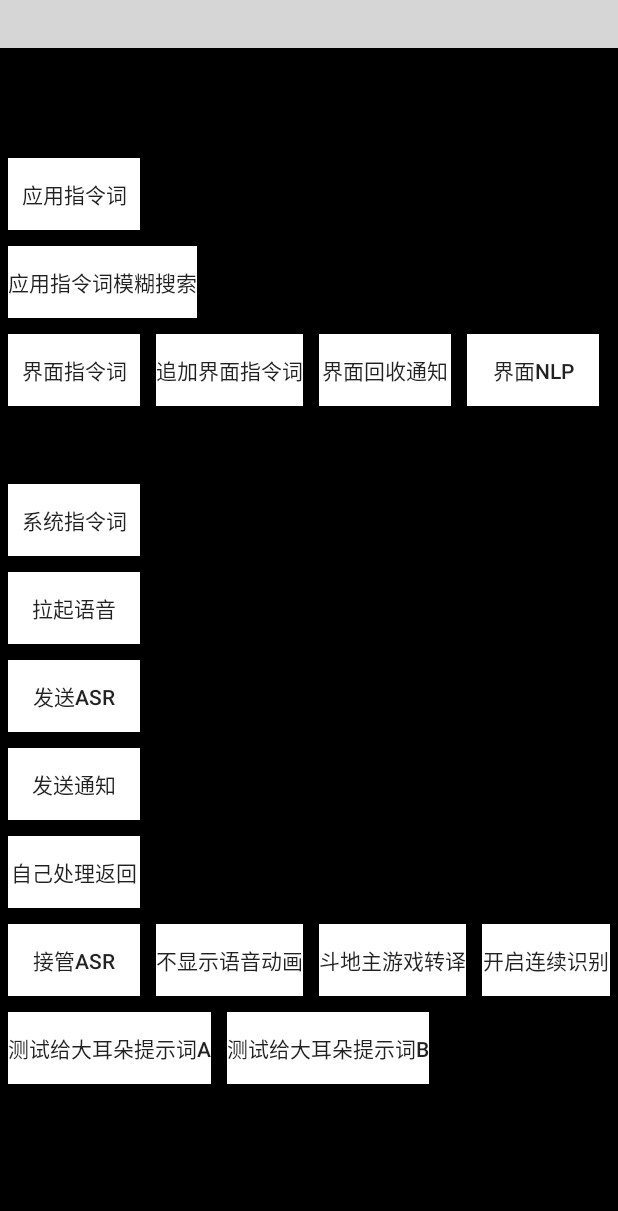
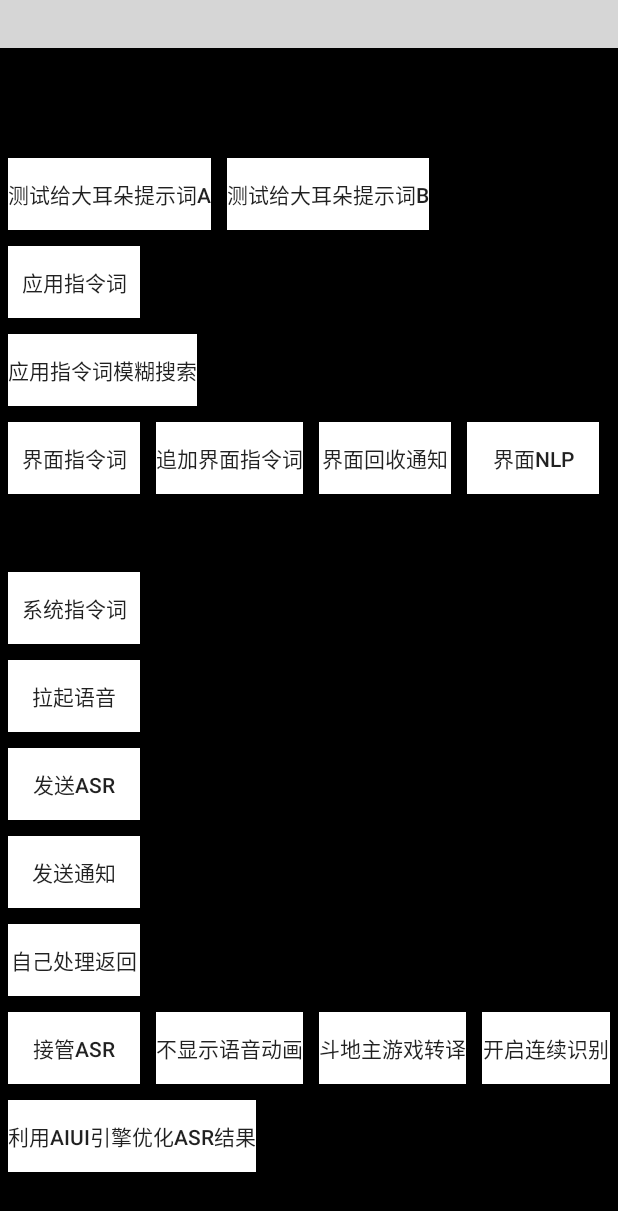
Before and after one commit to RiverrunNetwork/voicelink, an Android app: the screen it shows after launch (DemoView), on a phone screen of 412 x 824 dp. Shown: the top 1211 px of the screen. Run offline under Robolectric (Android 15) with nearby library versions, the phone set to English and light mode, and no system bars; plain views replace AIFuncView; grey boxes are pictures that could not be loaded.

Commit message:
增加aiui引擎

```diff
--- a/TellA/app/build.gradle
+++ b/TellA/app/build.gradle
@@ -40,7 +40,7 @@ dependencies {
     testCompile 'junit:junit:4.12'
     compile "org.jetbrains.kotlin:kotlin-stdlib:$kotlin_version"
     compile "org.jetbrains.kotlin:kotlin-stdlib-jre7:$kotlin_version"
-    compile files('libs/thirdtell-180224.jar')
+    compile files('libs/thirdtell-180302.jar')
     compile files('libs/voicethirdparty-180223.jar')
     compile files('libs/authentication-171210.jar')
     compile files('libs/constantplugin-180129.jar')
--- a/TellA/app/src/main/res/layout/demo_layout.xml
+++ b/TellA/app/src/main/res/layout/demo_layout.xml
@@ -1,20 +1,45 @@
 <?xml version="1.0" encoding="utf-8"?>
-<FrameLayout xmlns:android="http://schemas.android.com/apk/res/android"
+<ScrollView xmlns:android="http://schemas.android.com/apk/res/android"
     xmlns:app="http://schemas.android.com/apk/res-auto"
     xmlns:tools="http://schemas.android.com/tools"
     android:layout_width="match_parent"
     android:layout_height="match_parent"
+    android:fillViewport="true">
+
+    <FrameLayout
+        android:layout_width="match_parent"
+        android:layout_height="match_parent"
         android:background="@android:color/black">
 
-    <ScrollView
-        android:layout_width="match_parent"
-        android:layout_height="match_parent">
 
         <LinearLayout
             android:layout_width="match_parent"
             android:layout_height="match_parent"
             android:layout_marginTop="100dp"
             android:orientation="vertical">
+
+            <LinearLayout
+                android:layout_width="match_parent"
+                android:layout_height="wrap_content"
+                android:orientation="horizontal">
+
+                <Button
+                    android:id="@+id/tips1"
+                    android:layout_width="wrap_content"
+                    android:layout_height="wrap_content"
+                    android:layout_margin="5dp"
+                    android:background="@drawable/bg_selector_red"
+                    android:text="测试给大耳朵提示词A" />
+
+                <Button
+                    android:id="@+id/tips2"
+                    android:layout_width="wrap_content"
+                    android:layout_height="wrap_content"
+                    android:layout_margin="5dp"
+                    android:background="@drawable/bg_selector_red"
+                    android:text="测试给大耳朵提示词B" />
+
+            </LinearLayout>
 
             <Button
                 android:id="@+id/btn_app"
@@ -150,33 +175,17 @@
 
             </LinearLayout>
 
-            <LinearLayout
-                android:layout_width="match_parent"
-                android:layout_height="wrap_content"
-                android:orientation="horizontal">
-
             <Button
-                    android:id="@+id/tips1"
+                android:id="@+id/btn_aiui_better_asr"
                 android:layout_width="wrap_content"
                 android:layout_height="wrap_content"
                 android:layout_margin="5dp"
                 android:background="@drawable/bg_selector_red"
-                    android:text="测试给大耳朵提示词A" />
+                android:text="利用AIUI引擎优化ASR结果" />
 
-                <Button
-                    android:id="@+id/tips2"
-                    android:layout_width="wrap_content"
-                    android:layout_height="wrap_content"
-                    android:layout_margin="5dp"
-                    android:background="@drawable/bg_selector_red"
-                    android:text="测试给大耳朵提示词B" />
 
         </LinearLayout>
 
-        </LinearLayout>
-
-
-    </ScrollView>
 
         <com.bftv.fui.voicehelpexpandview.AIFuncView
             android:id="@+id/funview"
@@ -185,3 +194,5 @@
             android:layout_gravity="top" />
 
     </FrameLayout>
+
+</ScrollView>
```
Also changed, not shown: TellA/app/src/main/java/com/bftv/tell/a/DemoView.kt (+13 -0 lines), TellA/app/libs/thirdtell-180224.jar (deleted), TellA/app/libs/thirdtell-180302.jar (added), 1 other file. Lines whose indentation alone changed are shown as unchanged.
